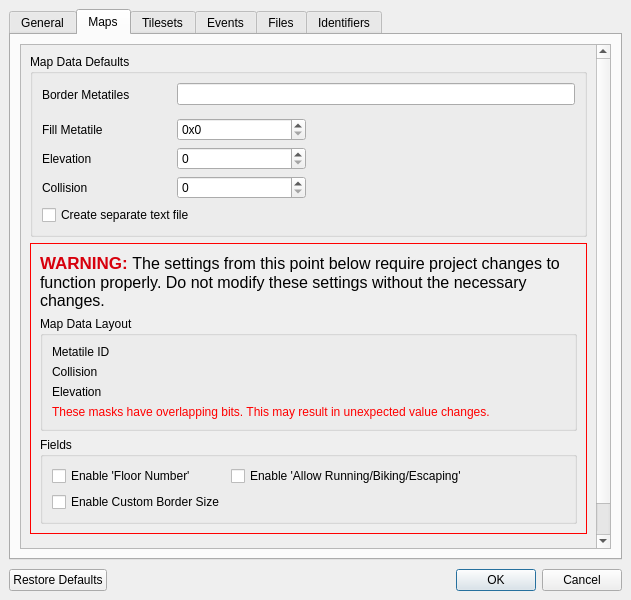
Old version of the form forms/projectsettingseditor.ui in the repository huderlem/porymap.
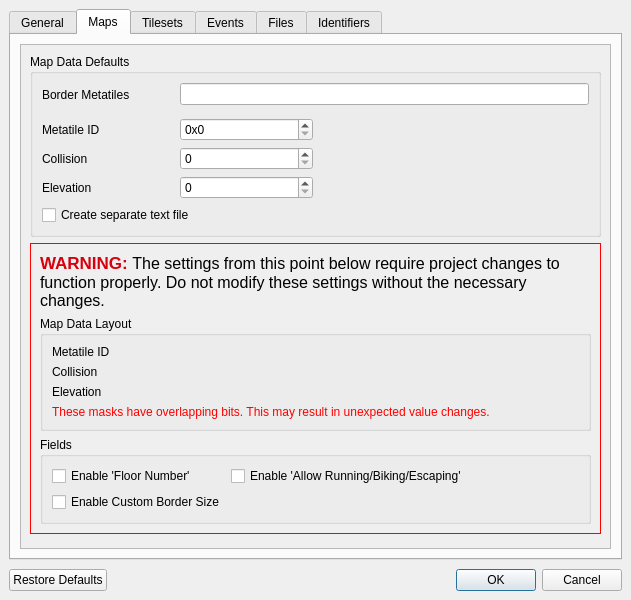
New version of the form. The open tabs and pages were chosen to show the change. Icons and pictures are not drawn. Custom widgets are drawn as their Qt base class.

```diff
--- a/forms/projectsettingseditor.ui
+++ b/forms/projectsettingseditor.ui
@@ -370,7 +370,7 @@
              <x>0</x>
              <y>0</y>
              <width>559</width>
-             <height>587</height>
+             <height>548</height>
             </rect>
            </property>
            <layout class="QVBoxLayout" name="verticalLayout_16">
@@ -398,6 +398,43 @@
                  </layout>
                 </widget>
                </item>
+               <item row="3" column="1">
+                <widget class="NoScrollSpinBox" name="spinBox_FillMetatile">
+                 <property name="toolTip">
+                  <string>The default metatile value that will be used to fill new maps</string>
+                 </property>
+                 <property name="prefix">
+                  <string>0x</string>
+                 </property>
+                 <property name="displayIntegerBase">
+                  <number>16</number>
+                 </property>
+                </widget>
+               </item>
+               <item row="5" column="0">
+                <widget class="QLabel" name="label_Elevation">
+                 <property name="text">
+                  <string>Elevation</string>
+                 </property>
+                </widget>
+               </item>
+               <item row="3" column="0">
+                <widget class="QLabel" name="label_FillMetatile">
+                 <property name="text">
+                  <string>Metatile ID</string>
+                 </property>
+                </widget>
+               </item>
+               <item row="7" column="0" colspan="2">
+                <widget class="QCheckBox" name="checkBox_CreateTextFile">
+                 <property name="toolTip">
+                  <string>Whether a separate text.inc or text.pory file will be created for new maps, alongside the scripts file</string>
+                 </property>
+                 <property name="text">
+                  <string>Create separate text file</string>
+                 </property>
+                </widget>
+               </item>
                <item row="0" column="0">
                 <widget class="QLabel" name="label_BorderMetatiles">
                  <property name="text">
@@ -500,64 +537,27 @@
                  </widget>
                 </widget>
                </item>
-               <item row="3" column="0">
-                <widget class="QLabel" name="label_FillMetatile">
-                 <property name="text">
-                  <string>Fill Metatile</string>
-                 </property>
-                </widget>
-               </item>
-               <item row="4" column="0">
-                <widget class="QLabel" name="label_Elevation">
-                 <property name="text">
-                  <string>Elevation</string>
-                 </property>
-                </widget>
-               </item>
-               <item row="5" column="0">
-                <widget class="QLabel" name="label_Collision">
-                 <property name="text">
-                  <string>Collision</string>
-                 </property>
-                </widget>
-               </item>
-               <item row="3" column="1">
-                <widget class="NoScrollSpinBox" name="spinBox_FillMetatile">
-                 <property name="toolTip">
-                  <string>The default metatile value that will be used to fill new maps</string>
-                 </property>
-                 <property name="prefix">
-                  <string>0x</string>
-                 </property>
-                 <property name="displayIntegerBase">
-                  <number>16</number>
-                 </property>
-                </widget>
-               </item>
-               <item row="4" column="1">
+               <item row="5" column="1">
                 <widget class="NoScrollSpinBox" name="spinBox_Elevation">
                  <property name="toolTip">
                   <string>The default elevation that will be used to fill new maps</string>
                  </property>
                 </widget>
                </item>
-               <item row="5" column="1">
+               <item row="4" column="0">
+                <widget class="QLabel" name="label_Collision">
+                 <property name="text">
+                  <string>Collision</string>
+                 </property>
+                </widget>
+               </item>
+               <item row="4" column="1">
                 <widget class="NoScrollSpinBox" name="spinBox_Collision">
                  <property name="toolTip">
                   <string>The default collision that will be used to fill new maps</string>
                  </property>
                 </widget>
                </item>
-               <item row="6" column="0" colspan="2">
-                <widget class="QCheckBox" name="checkBox_CreateTextFile">
-                 <property name="toolTip">
-                  <string>Whether a separate text.inc or text.pory file will be created for new maps, alongside the scripts file</string>
-                 </property>
-                 <property name="text">
-                  <string>Create separate text file</string>
-                 </property>
-                </widget>
-               </item>
               </layout>
              </widget>
             </item>
@@ -717,7 +717,7 @@
               <property name="sizeHint" stdset="0">
                <size>
                 <width>20</width>
-                <height>40</height>
+                <height>1</height>
                </size>
               </property>
              </spacer>
```
Left out of the diff: 8 changed lines with no effect on the pictures.
